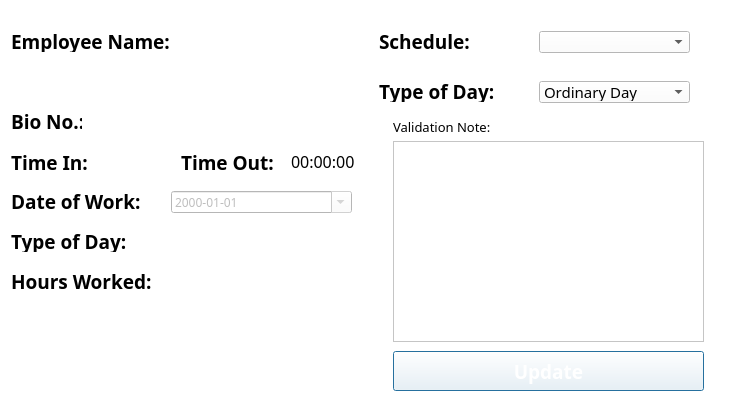
Before: the Qt Designer form TimeKeeping/schedValidator/Schedule.ui in Maze711/systemPayroll, drawn with Qt 5.
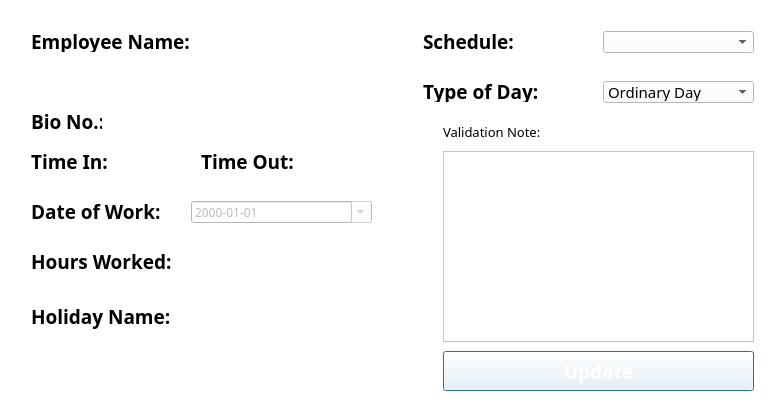
After: the same form once the commit is applied.

Commit message: Added Holiday Name in Schedule

```diff
--- a/TimeKeeping/schedValidator/Schedule.ui
+++ b/TimeKeeping/schedValidator/Schedule.ui
@@ -6,8 +6,8 @@
    <rect>
     <x>0</x>
     <y>0</y>
-    <width>731</width>
-    <height>405</height>
+    <width>780</width>
+    <height>413</height>
    </rect>
   </property>
   <property name="font">
@@ -39,7 +39,7 @@
      <widget class="QLabel" name="lblName">
       <property name="geometry">
        <rect>
-        <x>0</x>
+        <x>20</x>
         <y>20</y>
         <width>171</width>
         <height>21</height>
@@ -60,7 +60,7 @@
      <widget class="QLabel" name="lblBio">
       <property name="geometry">
        <rect>
-        <x>0</x>
+        <x>20</x>
         <y>100</y>
         <width>71</width>
         <height>21</height>
@@ -81,9 +81,9 @@
      <widget class="QLabel" name="bioNumTxt">
       <property name="geometry">
        <rect>
-        <x>90</x>
+        <x>110</x>
         <y>100</y>
-        <width>231</width>
+        <width>211</width>
         <height>21</height>
        </rect>
       </property>
@@ -100,8 +100,8 @@
      <widget class="QLabel" name="lblBio_2">
       <property name="geometry">
        <rect>
-        <x>0</x>
-        <y>141</y>
+        <x>20</x>
+        <y>140</y>
         <width>81</width>
         <height>21</height>
        </rect>
@@ -121,8 +121,8 @@
      <widget class="QLabel" name="lblBio_3">
       <property name="geometry">
        <rect>
-        <x>170</x>
-        <y>141</y>
+        <x>190</x>
+        <y>140</y>
         <width>101</width>
         <height>21</height>
        </rect>
@@ -142,8 +142,8 @@
      <widget class="QLabel" name="timeInTxt">
       <property name="geometry">
        <rect>
-        <x>89</x>
-        <y>141</y>
+        <x>110</x>
+        <y>140</y>
         <width>71</width>
         <height>21</height>
        </rect>
@@ -161,7 +161,7 @@
      <widget class="QLabel" name="timeOutTxt">
       <property name="geometry">
        <rect>
-        <x>280</x>
+        <x>300</x>
         <y>140</y>
         <width>71</width>
         <height>21</height>
@@ -174,16 +174,16 @@
        </font>
       </property>
       <property name="text">
-       <string>00:00:00</string>
+       <string/>
       </property>
      </widget>
      <widget class="QLabel" name="typeDayTxt">
       <property name="geometry">
        <rect>
-        <x>160</x>
-        <y>220</y>
+        <x>180</x>
+        <y>290</y>
         <width>181</width>
-        <height>21</height>
+        <height>101</height>
        </rect>
       </property>
       <property name="font">
@@ -195,14 +195,20 @@
       <property name="text">
        <string/>
       </property>
+      <property name="alignment">
+       <set>Qt::AlignLeading|Qt::AlignLeft|Qt::AlignTop</set>
+      </property>
+      <property name="wordWrap">
+       <bool>true</bool>
+      </property>
      </widget>
      <widget class="QLabel" name="lblType">
       <property name="geometry">
        <rect>
-        <x>0</x>
-        <y>220</y>
-        <width>131</width>
-        <height>21</height>
+        <x>20</x>
+        <y>290</y>
+        <width>151</width>
+        <height>31</height>
        </rect>
       </property>
       <property name="font">
@@ -214,7 +220,7 @@
        </font>
       </property>
       <property name="text">
-       <string>Type of Day:</string>
+       <string>Holiday Name:</string>
       </property>
      </widget>
      <widget class="QDateEdit" name="dateOfWork">
@@ -223,8 +229,8 @@
       </property>
       <property name="geometry">
        <rect>
-        <x>160</x>
-        <y>180</y>
+        <x>180</x>
+        <y>190</y>
         <width>181</width>
         <height>22</height>
        </rect>
@@ -242,9 +248,9 @@
      <widget class="QLabel" name="lblType_3">
       <property name="geometry">
        <rect>
-        <x>0</x>
-        <y>180</y>
-        <width>151</width>
+        <x>20</x>
+        <y>190</y>
+        <width>141</width>
         <height>21</height>
        </rect>
       </property>
@@ -263,9 +269,9 @@
      <widget class="QLabel" name="empNameTxt">
       <property name="geometry">
        <rect>
-        <x>40</x>
+        <x>70</x>
         <y>50</y>
-        <width>301</width>
+        <width>291</width>
         <height>31</height>
        </rect>
       </property>
@@ -282,8 +288,8 @@
      <widget class="QLabel" name="label">
       <property name="geometry">
        <rect>
-        <x>0</x>
-        <y>260</y>
+        <x>20</x>
+        <y>240</y>
         <width>151</width>
         <height>21</height>
        </rect>
@@ -303,8 +309,8 @@
      <widget class="QLabel" name="hoursWorkedTxt">
       <property name="geometry">
        <rect>
-        <x>160</x>
-        <y>260</y>
+        <x>180</x>
+        <y>240</y>
         <width>181</width>
         <height>20</height>
        </rect>
@@ -326,7 +332,7 @@
      <widget class="QLabel" name="lblBio_4">
       <property name="geometry">
        <rect>
-        <x>10</x>
+        <x>30</x>
         <y>20</y>
         <width>151</width>
         <height>21</height>
@@ -347,7 +353,7 @@
      <widget class="QLabel" name="lblType_2">
       <property name="geometry">
        <rect>
-        <x>10</x>
+        <x>30</x>
         <y>70</y>
         <width>151</width>
         <height>21</height>
@@ -368,18 +374,18 @@
      <widget class="QPlainTextEdit" name="plainTextEdit">
       <property name="geometry">
        <rect>
-        <x>24</x>
-        <y>130</y>
+        <x>50</x>
+        <y>140</y>
         <width>311</width>
-        <height>201</height>
+        <height>191</height>
        </rect>
       </property>
      </widget>
      <widget class="QLabel" name="lblType_4">
       <property name="geometry">
        <rect>
-        <x>24</x>
-        <y>105</y>
+        <x>50</x>
+        <y>110</y>
         <width>151</width>
         <height>21</height>
        </rect>
@@ -397,7 +403,7 @@
      <widget class="QPushButton" name="pushButton">
       <property name="geometry">
        <rect>
-        <x>24</x>
+        <x>50</x>
         <y>340</y>
         <width>311</width>
         <height>40</height>
@@ -422,7 +428,7 @@
      <widget class="QComboBox" name="comboBox">
       <property name="geometry">
        <rect>
-        <x>170</x>
+        <x>210</x>
         <y>20</y>
         <width>151</width>
         <height>22</height>
@@ -432,7 +438,7 @@
      <widget class="QComboBox" name="typeOfDayCb">
       <property name="geometry">
        <rect>
-        <x>170</x>
+        <x>210</x>
         <y>70</y>
         <width>151</width>
         <height>22</height>
```
Left out of the diff: 2 changed lines with no effect on the pictures. The commit also changes 1 other file.
